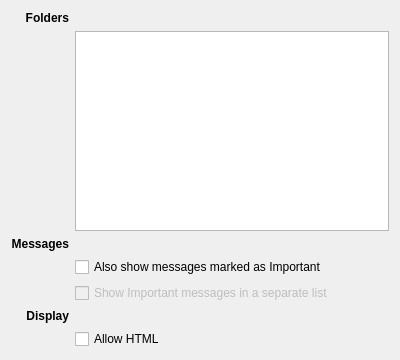
The window that emailnotifier/emailnotifierConfig.ui (KDE/plasma-lionmail) describes before a commit, drawn with Qt 5.
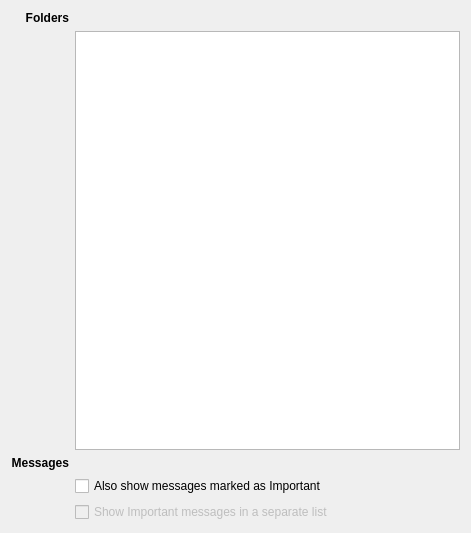
The same window after the commit.

The edit to the form file:
```diff
--- a/emailnotifier/emailnotifierConfig.ui
+++ b/emailnotifier/emailnotifierConfig.ui
@@ -6,8 +6,8 @@
    <rect>
     <x>0</x>
     <y>0</y>
-    <width>400</width>
-    <height>360</height>
+    <width>471</width>
+    <height>533</height>
    </rect>
   </property>
   <property name="sizePolicy">
@@ -66,20 +66,10 @@
      </property>
     </widget>
    </item>
-   <item row="6" column="1">
-    <widget class="QCheckBox" name="allowHtml">
+   <item row="3" column="1">
+    <widget class="QCheckBox" name="showImportant">
      <property name="text">
-      <string>Allow HTML</string>
-     </property>
-    </widget>
-   </item>
-   <item row="5" column="0">
-    <widget class="QLabel" name="generallabel">
-     <property name="text">
-      <string>&lt;b&gt;Display&lt;/b&gt;</string>
-     </property>
-     <property name="alignment">
-      <set>Qt::AlignRight|Qt::AlignTrailing|Qt::AlignVCenter</set>
+      <string>Also show messages marked as Important</string>
      </property>
     </widget>
    </item>
@@ -93,13 +83,6 @@
      </property>
     </widget>
    </item>
-   <item row="3" column="1">
-    <widget class="QCheckBox" name="showImportant">
-     <property name="text">
-      <string>Also show messages marked as Important</string>
-     </property>
-    </widget>
-   </item>
   </layout>
  </widget>
  <resources/>
```
